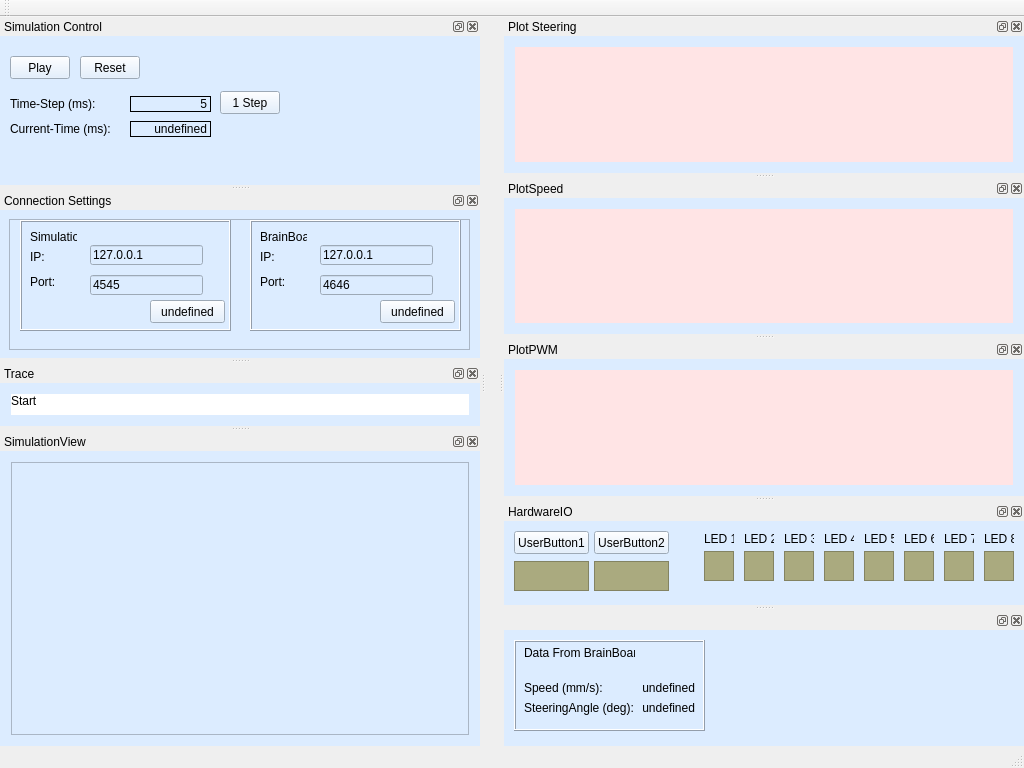
Before: the Qt Designer form mainwindow.ui in bitschieber/ISFDesktopControl, drawn with Qt 5.
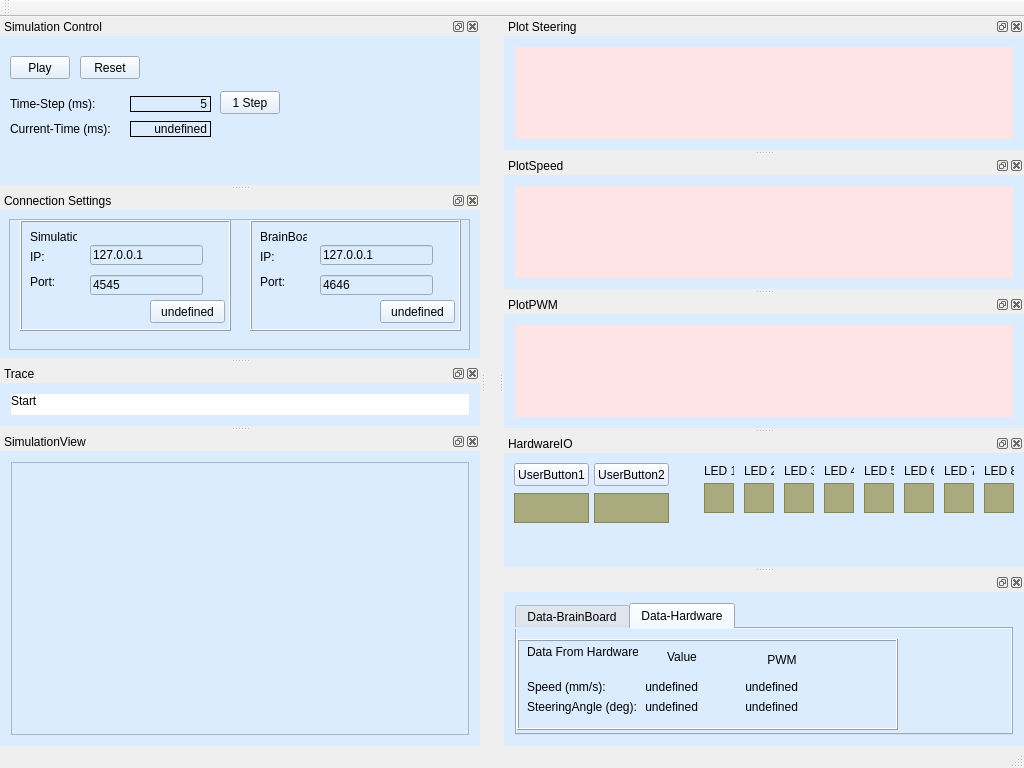
After: the same form once the commit is applied. Custom widgets are drawn as their Qt base class.

```diff
--- a/mainwindow.ui
+++ b/mainwindow.ui
@@ -41,7 +41,7 @@
    <property name="minimumSize">
     <size>
      <width>320</width>
-     <height>150</height>
+     <height>100</height>
     </size>
    </property>
    <property name="styleSheet">
@@ -69,7 +69,7 @@
    <property name="minimumSize">
     <size>
      <width>76</width>
-     <height>150</height>
+     <height>100</height>
     </size>
    </property>
    <property name="styleSheet">
@@ -97,7 +97,7 @@
    <property name="minimumSize">
     <size>
      <width>76</width>
-     <height>150</height>
+     <height>100</height>
     </size>
    </property>
    <property name="styleSheet">
@@ -904,7 +904,7 @@
   <widget class="QDockWidget" name="dockWidget_2">
    <property name="minimumSize">
     <size>
-     <width>76</width>
+     <width>145</width>
      <height>130</height>
     </size>
    </property>
@@ -915,6 +915,16 @@
     <number>2</number>
    </attribute>
    <widget class="QWidget" name="dockWidgetContents_17">
+    <layout class="QGridLayout" name="gridLayout_3">
+     <item row="0" column="0">
+      <widget class="QTabWidget" name="tabWidget">
+       <property name="currentIndex">
+        <number>1</number>
+       </property>
+       <widget class="QWidget" name="tab">
+        <attribute name="title">
+         <string>Data-BrainBoard</string>
+        </attribute>
     <widget class="QFrame" name="frame_3">
      <property name="geometry">
       <rect>
@@ -1002,6 +1012,178 @@
       </property>
      </widget>
     </widget>
+       </widget>
+       <widget class="QWidget" name="tab_2">
+        <attribute name="title">
+         <string>Data-Hardware</string>
+        </attribute>
+        <widget class="QFrame" name="frame_4">
+         <property name="geometry">
+          <rect>
+           <x>0</x>
+           <y>10</y>
+           <width>381</width>
+           <height>91</height>
+          </rect>
+         </property>
+         <property name="frameShape">
+          <enum>QFrame::Box</enum>
+         </property>
+         <property name="frameShadow">
+          <enum>QFrame::Raised</enum>
+         </property>
+         <widget class="QLabel" name="label_26">
+          <property name="geometry">
+           <rect>
+            <x>10</x>
+            <y>5</y>
+            <width>111</width>
+            <height>16</height>
+           </rect>
+          </property>
+          <property name="text">
+           <string>Data From Hardware</string>
+          </property>
+         </widget>
+         <widget class="QLabel" name="label_27">
+          <property name="geometry">
+           <rect>
+            <x>10</x>
+            <y>40</y>
+            <width>111</width>
+            <height>16</height>
+           </rect>
+          </property>
+          <property name="text">
+           <string>Speed (mm/s):</string>
+          </property>
+         </widget>
+         <widget class="QLabel" name="label_28">
+          <property name="geometry">
+           <rect>
+            <x>10</x>
+            <y>60</y>
+            <width>111</width>
+            <height>16</height>
+           </rect>
+          </property>
+          <property name="text">
+           <string>SteeringAngle (deg):</string>
+          </property>
+         </widget>
+         <widget class="QLabel" name="labelSpeedHardware">
+          <property name="geometry">
+           <rect>
+            <x>120</x>
+            <y>40</y>
+            <width>61</width>
+            <height>16</height>
+           </rect>
+          </property>
+          <property name="text">
+           <string>undefined</string>
+          </property>
+          <property name="alignment">
+           <set>Qt::AlignRight|Qt::AlignTrailing|Qt::AlignVCenter</set>
+          </property>
+         </widget>
+         <widget class="QLabel" name="labelSteeringAngleHardware">
+          <property name="geometry">
+           <rect>
+            <x>120</x>
+            <y>60</y>
+            <width>61</width>
+            <height>16</height>
+           </rect>
+          </property>
+          <property name="text">
+           <string>undefined</string>
+          </property>
+          <property name="alignment">
+           <set>Qt::AlignRight|Qt::AlignTrailing|Qt::AlignVCenter</set>
+          </property>
+         </widget>
+         <widget class="QLabel" name="label_29">
+          <property name="geometry">
+           <rect>
+            <x>240</x>
+            <y>10</y>
+            <width>50</width>
+            <height>21</height>
+           </rect>
+          </property>
+          <property name="minimumSize">
+           <size>
+            <width>50</width>
+            <height>0</height>
+           </size>
+          </property>
+          <property name="text">
+           <string>PWM</string>
+          </property>
+          <property name="alignment">
+           <set>Qt::AlignCenter</set>
+          </property>
+         </widget>
+         <widget class="QLabel" name="label_30">
+          <property name="geometry">
+           <rect>
+            <x>140</x>
+            <y>10</y>
+            <width>50</width>
+            <height>16</height>
+           </rect>
+          </property>
+          <property name="minimumSize">
+           <size>
+            <width>50</width>
+            <height>0</height>
+           </size>
+          </property>
+          <property name="text">
+           <string>Value</string>
+          </property>
+          <property name="alignment">
+           <set>Qt::AlignCenter</set>
+          </property>
+         </widget>
+         <widget class="QLabel" name="labelSpeedHardwarePWM">
+          <property name="geometry">
+           <rect>
+            <x>220</x>
+            <y>40</y>
+            <width>61</width>
+            <height>16</height>
+           </rect>
+          </property>
+          <property name="text">
+           <string>undefined</string>
+          </property>
+          <property name="alignment">
+           <set>Qt::AlignRight|Qt::AlignTrailing|Qt::AlignVCenter</set>
+          </property>
+         </widget>
+         <widget class="QLabel" name="labelSteeringAngleHardwarePWM">
+          <property name="geometry">
+           <rect>
+            <x>220</x>
+            <y>60</y>
+            <width>61</width>
+            <height>16</height>
+           </rect>
+          </property>
+          <property name="text">
+           <string>undefined</string>
+          </property>
+          <property name="alignment">
+           <set>Qt::AlignRight|Qt::AlignTrailing|Qt::AlignVCenter</set>
+          </property>
+         </widget>
+        </widget>
+       </widget>
+      </widget>
+     </item>
+    </layout>
    </widget>
   </widget>
  </widget>
```
Left out of the diff: 9 changed lines with no effect on the pictures. Lines whose indentation alone changed are shown as unchanged.
